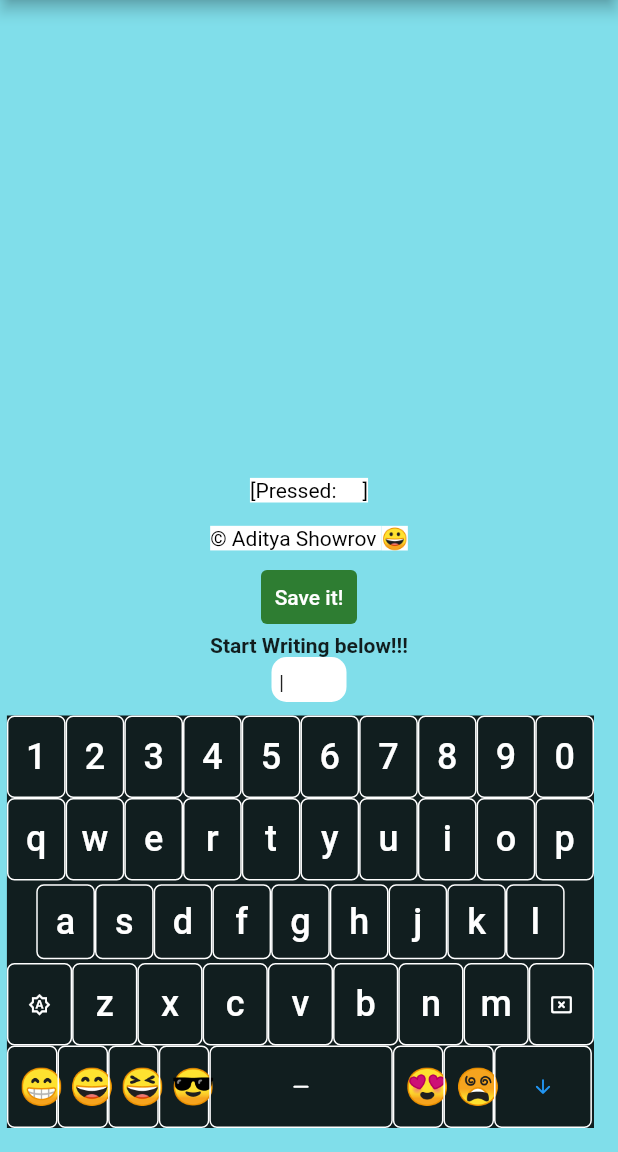
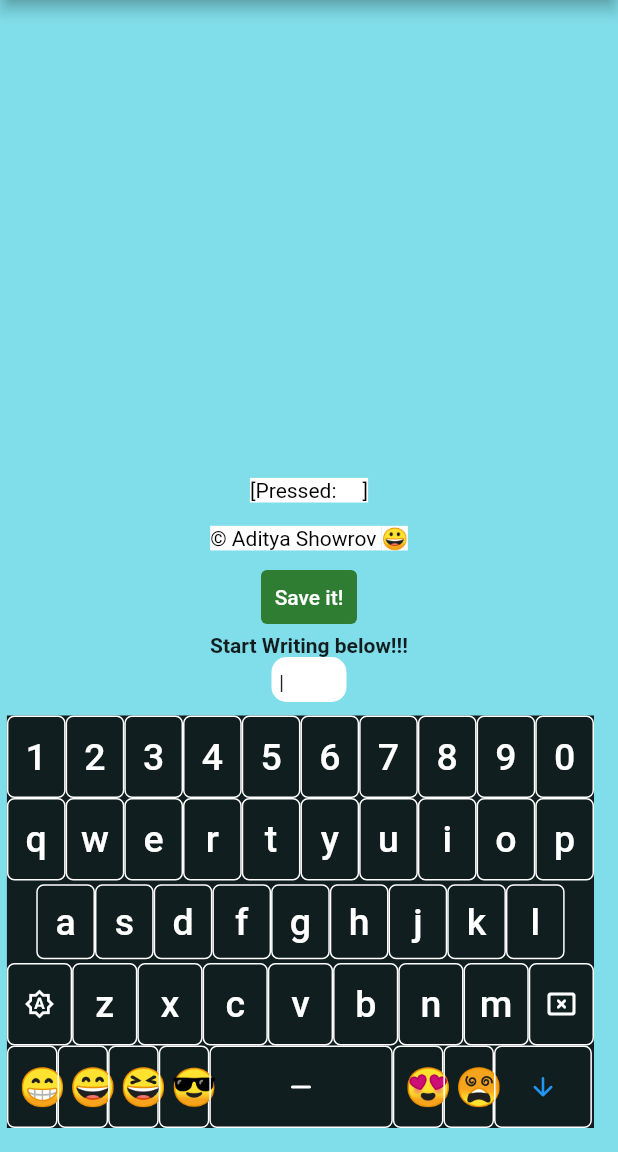
Before and after one commit to aditya995/flutterPractice, a Flutter app: the screen it shows after launch, on a phone screen of 412 x 824 dp, the part 84-1236 px from its top. Run offline on Flutter 3.47's test engine with Material 2 defaults, Android fonts, the phone set to English and light mode, and no system bars.

Commit message:
Icon variable added

```diff
--- a/keyboard/lib/keyboard.dart
+++ b/keyboard/lib/keyboard.dart
@@ -232,17 +232,17 @@ class _MyKeyBoardState extends State<MyKeyBoard> {
                                 ? Icon(
                                     Icons.cancel_presentation_rounded,
                                     color: Colors.white,
-                                    size: 15,
+                                    size: iconSize,
                                   )
                                 : (cap == false)
                                     ? Icon(
                                         Icons.brightness_auto_outlined,
                                         color: Colors.white,
-                                        size: 15,
+                                        size: iconSize,
                                       )
                                     : Icon(
                                         Icons.brightness_auto,
-                                        size: 20,
+                                        size: iconSize,
                                         color: Colors.blue,
                                       ),
                         style: TextButton.styleFrom(
@@ -305,13 +305,13 @@ class _MyKeyBoardState extends State<MyKeyBoard> {
                                 ? Icon(
                                     Icons.arrow_downward_rounded,
                                     color: Colors.blue,
-                                    size: 15,
+                                    size: iconSize,
                                   )
                                 : (keysList5[i] == 'space')
                                     ? Icon(
                                         Icons.horizontal_rule_rounded,
                                         color: Colors.white,
-                                        size: 15,
+                                        size: iconSize,
                                       )
                                     : Text('')
                             : Text(
--- a/keyboard/lib/vars.dart
+++ b/keyboard/lib/vars.dart
@@ -24,8 +24,9 @@ var checkLock = false;
 // Key variables
 var keyHeight = 55.0;
 
-// Font settings
-var keyfontSize = 24.0;
+// Font and icon settings
+var iconSize = 20.0;
+var keyfontSize = 25.0;
 
 // Converting to String form list of string
 String inputStr(List a) {
```
